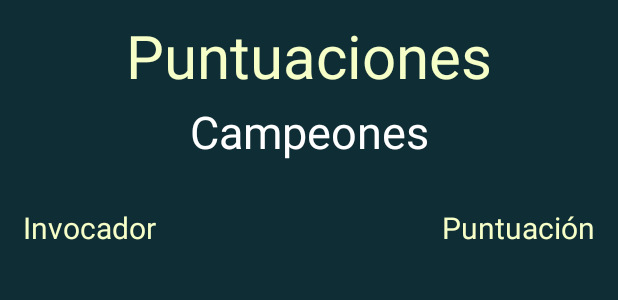
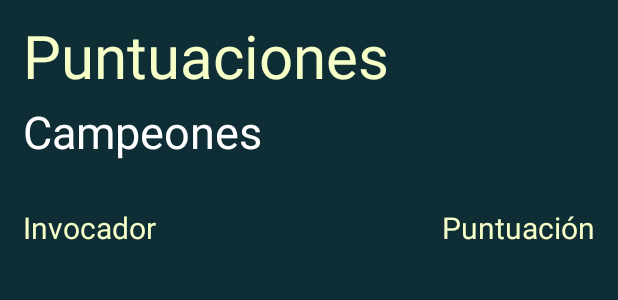
Before and after one commit to rogerroque/LoLApp, an Android app: the layout fragment_puntuaciones.xml on its own in the app's theme, with its tools: preview values and no code run, on a phone screen of 412 x 824 dp. Shown: the top 300 px of the screen. Run offline under Robolectric (Android 15) with nearby library versions, the phone set to English and light mode, and no system bars; Roboto replaces fonts that are not available here.

Commit message:
Torre - 30/12/2020 - 22:38

```diff
--- a/app/src/main/res/layout/activity_main.xml
+++ b/app/src/main/res/layout/activity_main.xml
@@ -21,7 +21,7 @@
                 android:id="@+id/toolbar"
                 android:layout_width="match_parent"
                 android:layout_height="?attr/actionBarSize"
-                android:background="#11414E"
+                android:background="@color/ToolbarBottomColor"
                 app:theme="@style/AppTheme.Toolbar.Tema"
                 app:popupTheme="@style/ThemeOverlay.AppCompat.Light" />
 
@@ -64,12 +64,12 @@
                 android:theme="@style/AppTheme.Bottom.Navigation"
                 android:layout_width="match_parent"
                 android:layout_height="wrap_content"
-                android:background="#11414E"
+                android:background="@color/ToolbarBottomColor"
                 app:layout_constraintBottom_toBottomOf="parent"
                 app:layout_constraintLeft_toLeftOf="parent"
                 app:layout_constraintRight_toRightOf="parent"
                 app:menu="@menu/main_menu"
-                app:itemIconTint="#FFF979"
+                app:itemIconTint="@color/IconColors"
                 app:itemTextColor="#FFF979"/>
         </androidx.constraintlayout.widget.ConstraintLayout>
 
--- a/app/src/main/res/layout/fragment_puntuaciones.xml
+++ b/app/src/main/res/layout/fragment_puntuaciones.xml
@@ -13,26 +13,26 @@
 
         <TextView
             android:id="@+id/textPuntuaciones"
-            android:layout_width="match_parent"
+            android:layout_width="wrap_content"
             android:layout_height="wrap_content"
             android:fontFamily="@font/ubuntu_bold"
             android:text="@string/puntuaciones"
             android:textAlignment="center"
             android:textColor="#F7FFC8"
             android:textSize="40sp"
-            app:layout_constraintEnd_toEndOf="parent"
+            android:layout_marginStart="15dp"
             app:layout_constraintStart_toStartOf="parent"
             app:layout_constraintTop_toTopOf="parent"
             android:layout_marginTop="10dp"/>
 
         <TextView
             android:id="@+id/textTipoPuntuacion"
-            android:layout_width="match_parent"
+            android:layout_width="wrap_content"
             android:layout_height="wrap_content"
             android:text="@string/campeones"
             android:textColor="@color/white"
             android:textSize="30sp"
-            app:layout_constraintEnd_toEndOf="parent"
+            android:layout_marginStart="15dp"
             app:layout_constraintStart_toStartOf="parent"
             android:textAlignment="center"
             app:layout_constraintTop_toBottomOf="@id/textPuntuaciones"
--- a/app/src/main/res/navigation/main_graph.xml
+++ b/app/src/main/res/navigation/main_graph.xml
@@ -3,7 +3,7 @@
     xmlns:app="http://schemas.android.com/apk/res-auto"
     xmlns:tools="http://schemas.android.com/tools"
     android:id="@+id/main_graph"
-    app:startDestination="@id/homeFragment">
+    app:startDestination="@id/quizesFragment">
 
     <fragment
         android:id="@+id/appInfoFragment"
--- a/app/src/main/res/values/colors.xml
+++ b/app/src/main/res/values/colors.xml
@@ -7,5 +7,6 @@
     <color name="teal_700">#FF018786</color>
     <color name="black">#FF000000</color>
     <color name="white">#FFFFFFFF</color>
-
+    <color name="ToolbarBottomColor"> #11414E </color>
+    <color name="IconColors"> #FFF979 </color>
 </resources>
```
Also changed, not shown: app/src/main/java/com/example/spashscreen2/MainActivity.java (+8 -0 lines), app/src/main/res/drawable/chat_main_activity_unselected.png (added), app/src/main/res/drawable/home_main_activity_unselected.png (added), app/src/main/res/drawable/juegos_main_activity_unselected.png (added), app/src/main/res/drawable/puntuaciones_main_activity_unselected.png (added).
